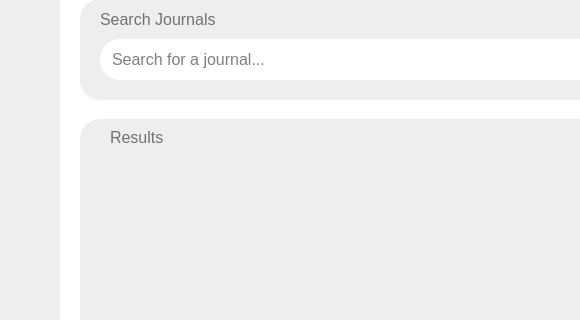
Old version of the form modules/GUI/GUI.ui in the repository Semuca/road-safety-scanner; both pictures show x 0 to 580 and y 131 to 451 of the 861 by 730 pixel window.
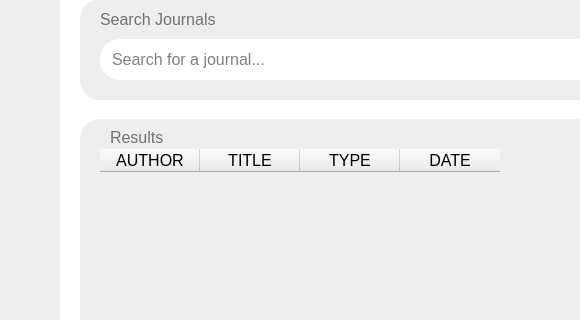
New version of the form. The open tabs and pages were chosen to show the change.

Diff of the .ui file:
```diff
--- a/modules/GUI/GUI.ui
+++ b/modules/GUI/GUI.ui
@@ -378,6 +378,42 @@
        <string>Results</string>
       </property>
      </widget>
+     <widget class="QTableWidget" name="searchListTableWidget">
+      <property name="geometry">
+       <rect>
+        <x>20</x>
+        <y>30</y>
+        <width>621</width>
+        <height>301</height>
+       </rect>
+      </property>
+      <property name="styleSheet">
+       <string notr="true">QHeaderView::section {
+	color: rgb(113, 113, 113);
+}
+font: 700 12pt</string>
+      </property>
+      <column>
+       <property name="text">
+        <string>AUTHOR</string>
+       </property>
+      </column>
+      <column>
+       <property name="text">
+        <string>TITLE</string>
+       </property>
+      </column>
+      <column>
+       <property name="text">
+        <string>TYPE</string>
+       </property>
+      </column>
+      <column>
+       <property name="text">
+        <string>DATE</string>
+       </property>
+      </column>
+     </widget>
     </widget>
    </widget>
    <widget class="QWidget" name="setAIPage">
```
Left out of the diff: 19 changed lines with no effect on the pictures.
